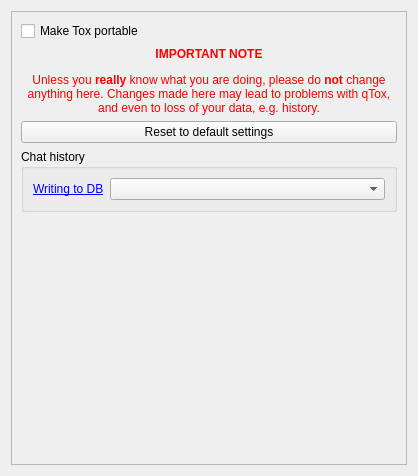
Qt form src/widget/form/settings/advancedsettings.ui (qTox/qTox) before a commit.
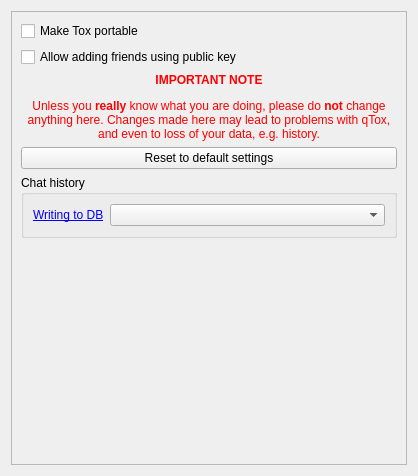
The same form after that commit. Custom widgets are drawn as their Qt base class.

Commit message: Allow adding friends using only public key

```diff
--- a/src/widget/form/settings/advancedsettings.ui
+++ b/src/widget/form/settings/advancedsettings.ui
@@ -24,8 +24,8 @@
        <rect>
         <x>0</x>
         <y>0</y>
-        <width>396</width>
-        <height>454</height>
+        <width>398</width>
+        <height>456</height>
        </rect>
       </property>
       <layout class="QVBoxLayout" name="verticalLayout_2">
@@ -39,6 +39,16 @@
          </property>
         </widget>
        </item>
+       <item>
+        <widget class="QCheckBox" name="cbAllowAddingFriendsPK">
+         <property name="toolTip">
+          <string>If you don't know what a public key is, left it unchecked</string>
+         </property>
+         <property name="text">
+          <string>Allow adding friends using public key</string>
+         </property>
+        </widget>
+       </item>
        <item>
         <widget class="QLabel" name="warningLabel">
          <property name="text">
```
The commit also changes 13 other files.
